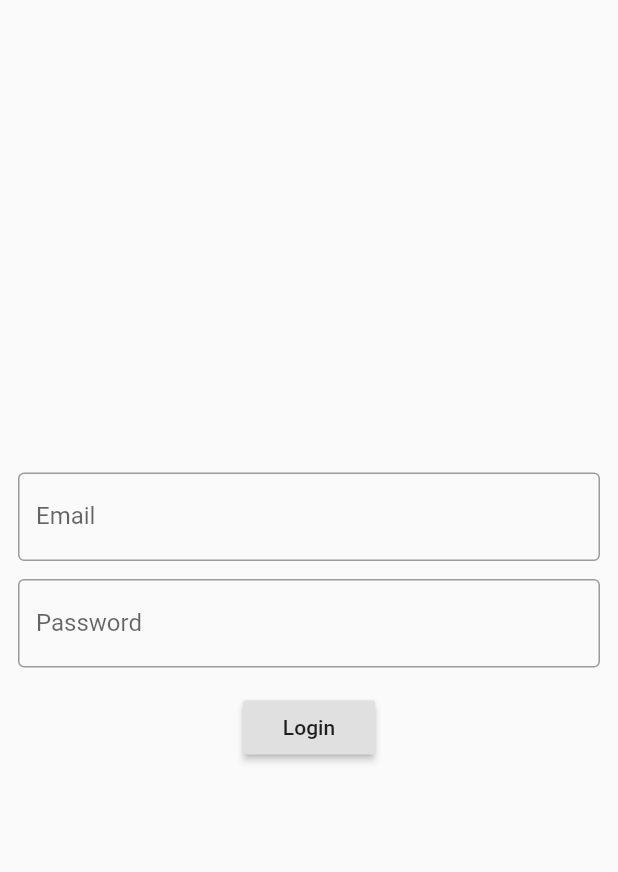
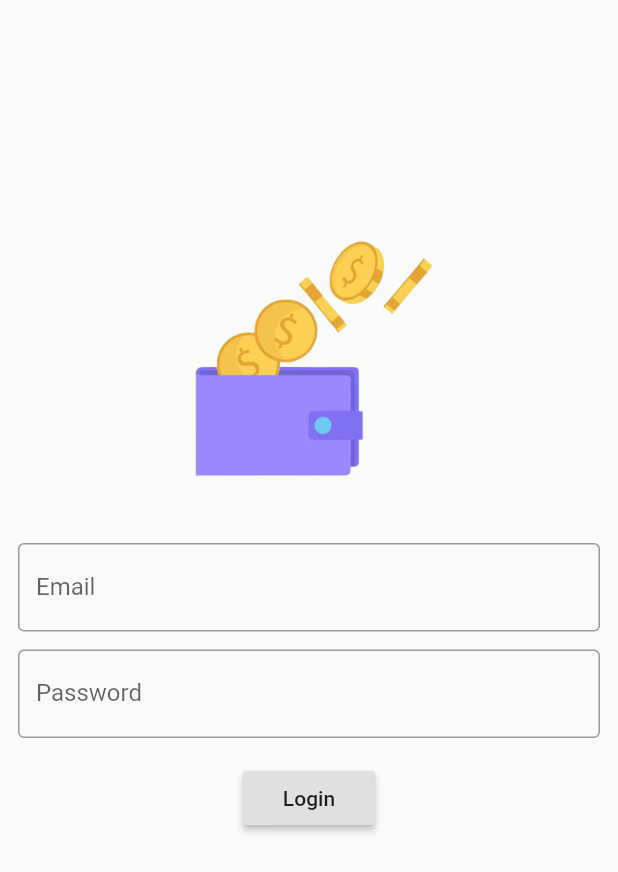
Before and after one commit to AndersonMotaa/Carteira-de-Ativos, a Flutter app: the screen it shows after launch, on a phone screen of 412 x 824 dp. Shown: the top 872 px of the screen. Run offline on Flutter 3.47's test engine with Material 2 defaults, Android fonts, the light colour scheme and no system bars.

Commit message:
Update 21/02/2021
Logo

```diff
--- a/lib/login_page.dart
+++ b/lib/login_page.dart
@@ -18,8 +18,14 @@ class _LoginPageState extends State<LoginPage> {
         child: Padding(
           padding: const EdgeInsets.all(12.0),
           child: Column(
-            mainAxisAlignment: MainAxisAlignment.center,
+            mainAxisAlignment: MainAxisAlignment.start,
+            crossAxisAlignment: CrossAxisAlignment.center,
             children: [
+              Container(height: 100),
+              Container(
+                  width: 250,
+                  height: 250,
+                  child: Image.asset('assets/images/logo.png')),
               TextField(
                 onChanged: (text) {
                   email = text;
--- a/pubspec.yaml
+++ b/pubspec.yaml
@@ -45,9 +45,8 @@ flutter:
   uses-material-design: true
 
   # To add assets to your application, add an assets section, like this:
-  # assets:
-  #   - images/a_dot_burr.jpeg
-  #   - images/a_dot_ham.jpeg
+  assets:
+    - assets/images/logo.png
 
   # An image asset can refer to one or more resolution-specific "variants", see
   # https://flutter.dev/assets-and-images/#resolution-aware.
```
Also changed, not shown: assets/images/logo.png (added).
